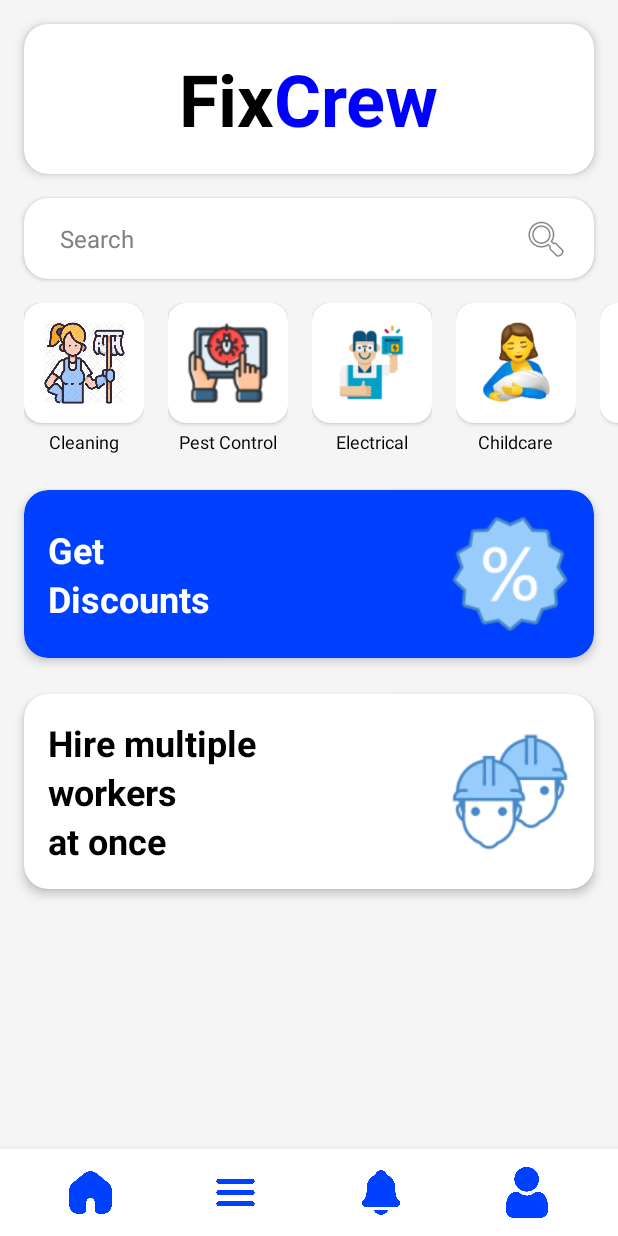
After one commit to dialgolum/FixCrew, an Android app: the HomeActivity screen opened directly, with no data from a screen before it, on a phone screen of 412 x 824 dp. The commit adds this screen. Run offline under Robolectric (Android 15) with nearby library versions, the phone set to English and light mode, and no system bars.

Commit message:
home page done

```diff
--- a/app/src/main/AndroidManifest.xml
+++ b/app/src/main/AndroidManifest.xml
@@ -13,6 +13,9 @@
         android:theme="@style/Theme.FixCrew"
         tools:targetApi="31">
         <activity
+            android:name=".HomeActivity"
+            android:exported="false" />
+        <activity
             android:name=".MainActivity"
             android:exported="true">
             <intent-filter>
--- /dev/null
+++ b/app/src/main/java/com/example/fixcrew/HomeActivity.kt
@@ -0,0 +1,28 @@
+package com.example.fixcrew
+
+import android.graphics.Color
+import android.os.Bundle
+import android.text.Spannable
+import android.text.SpannableString
+import android.text.style.ForegroundColorSpan
+import android.widget.TextView
+import androidx.activity.enableEdgeToEdge
+import androidx.appcompat.app.AppCompatActivity
+import androidx.core.view.ViewCompat
+import androidx.core.view.WindowInsetsCompat
+
+class HomeActivity : AppCompatActivity() {
+    override fun onCreate(savedInstanceState: Bundle?) {
+        super.onCreate(savedInstanceState)
+        enableEdgeToEdge()
+        setContentView(R.layout.activity_home)
+        ViewCompat.setOnApplyWindowInsetsListener(findViewById(R.id.main)) { v, insets ->
+            val systemBars = insets.getInsets(WindowInsetsCompat.Type.systemBars())
+            v.setPadding(systemBars.left, systemBars.top, systemBars.right, systemBars.bottom)
+            insets
+        }
+
+
+
+    }
+}
--- /dev/null
+++ b/app/src/main/res/layout/activity_home.xml
@@ -0,0 +1,491 @@
+<?xml version="1.0" encoding="utf-8"?>
+<androidx.constraintlayout.widget.ConstraintLayout xmlns:android="http://schemas.android.com/apk/res/android"
+    xmlns:app="http://schemas.android.com/apk/res-auto"
+    xmlns:tools="http://schemas.android.com/tools"
+    android:id="@+id/main"
+    android:layout_width="match_parent"
+    android:layout_height="match_parent"
+    android:background="#F5F5F5"
+    tools:context=".HomeActivity">
+
+<!--    Top bar with logo-->
+
+    <androidx.cardview.widget.CardView
+        android:id="@+id/cardViewAppBar"
+        android:layout_width="match_parent"
+        android:layout_height="100dp"
+        android:layout_marginStart="16dp"
+        android:layout_marginTop="16dp"
+        android:layout_marginEnd="16dp"
+        app:cardCornerRadius="16dp"
+        app:cardElevation="4dp"
+        app:layout_constraintEnd_toEndOf="parent"
+        app:layout_constraintStart_toStartOf="parent"
+        app:layout_constraintTop_toTopOf="parent">
+
+        <LinearLayout
+            android:layout_width="wrap_content"
+            android:layout_height="wrap_content"
+            android:layout_gravity="center"
+            android:orientation="horizontal">
+
+            <TextView
+                android:layout_width="wrap_content"
+                android:layout_height="wrap_content"
+                android:layout_gravity="center"
+                android:text="Fix"
+                android:textColor="#000000"
+                android:textSize="48dp"
+                android:textStyle="bold"/>
+            <TextView
+                android:layout_width="wrap_content"
+                android:layout_height="wrap_content"
+                android:layout_gravity="center"
+                android:text="Crew"
+                android:textColor="#0000FF"
+                android:textSize="48dp"
+                android:textStyle="bold"/>
+        </LinearLayout>
+
+    </androidx.cardview.widget.CardView>
+
+<!--    Search Bar-->
+
+    <androidx.cardview.widget.CardView
+        android:id="@+id/cardViewSearch"
+        android:layout_width="match_parent"
+        android:layout_height="wrap_content"
+        android:layout_marginStart="16dp"
+        android:layout_marginTop="16dp"
+        android:layout_marginEnd="16dp"
+        app:cardCornerRadius="16dp"
+        app:cardElevation="2dp"
+        app:layout_constraintEnd_toEndOf="parent"
+        app:layout_constraintStart_toStartOf="parent"
+        app:layout_constraintTop_toBottomOf="@+id/cardViewAppBar">
+
+        <androidx.constraintlayout.widget.ConstraintLayout
+            android:layout_width="match_parent"
+            android:layout_height="match_parent">
+
+            <EditText
+                android:id="@+id/etSearch"
+                android:layout_width="0dp"
+                android:layout_height="wrap_content"
+                android:layout_marginStart="16dp"
+                android:layout_marginTop="8dp"
+                android:layout_marginBottom="8dp"
+                android:background="@null"
+                android:hint="Search"
+                android:inputType="text"
+                android:padding="8dp"
+                android:textColorHint="#808080"
+                android:textSize="16sp"
+                app:layout_constraintBottom_toBottomOf="parent"
+                app:layout_constraintEnd_toStartOf="@+id/imageButtonSearch"
+                app:layout_constraintStart_toStartOf="parent"
+                app:layout_constraintTop_toTopOf="parent"/>
+
+            <ImageButton
+                android:id="@+id/imageButtonSearch"
+                android:layout_width="48dp"
+                android:layout_height="48dp"
+                android:layout_marginEnd="8dp"
+                android:background="?attr/selectableItemBackgroundBorderless"
+                android:contentDescription="Search"
+                android:src="@android:drawable/ic_menu_search"
+                app:layout_constraintBottom_toBottomOf="parent"
+                app:layout_constraintEnd_toEndOf="parent"
+                app:layout_constraintTop_toTopOf="parent"/>
+
+        </androidx.constraintlayout.widget.ConstraintLayout>
+    </androidx.cardview.widget.CardView>
+
+    <!-- Service Categories Horizontal Scroll -->
+
+    <HorizontalScrollView
+        android:id="@+id/horizontalScrollCategories"
+        android:layout_width="match_parent"
+        android:layout_height="wrap_content"
+        android:layout_marginTop="16dp"
+        android:scrollbars="none"
+        app:layout_constraintEnd_toEndOf="parent"
+        app:layout_constraintStart_toStartOf="parent"
+        app:layout_constraintTop_toBottomOf="@+id/cardViewSearch">
+
+        <LinearLayout
+            android:layout_width="wrap_content"
+            android:layout_height="wrap_content"
+            android:orientation="horizontal"
+            android:paddingStart="16dp"
+            android:paddingEnd="16dp">
+
+            <!-- Cleaning Category -->
+
+            <LinearLayout
+                android:id="@+id/categoryCleaningLayout"
+                android:layout_width="wrap_content"
+                android:layout_height="wrap_content"
+                android:layout_marginEnd="16dp"
+                android:gravity="center"
+                android:orientation="vertical">
+
+                <androidx.cardview.widget.CardView
+                    android:layout_width="80dp"
+                    android:layout_height="80dp"
+                    app:cardCornerRadius="12dp"
+                    app:cardElevation="2dp">
+
+                    <ImageView
+                        android:layout_width="match_parent"
+                        android:layout_height="match_parent"
+                        android:padding="12dp"
+                        android:scaleType="fitCenter"
+                        android:src="@drawable/cleaner"
+                        android:contentDescription="Cleaning" />
+
+                </androidx.cardview.widget.CardView>
+
+                <TextView
+                    android:layout_width="wrap_content"
+                    android:layout_height="wrap_content"
+                    android:layout_marginTop="4dp"
+                    android:text="Cleaning"
+                    android:textColor="#000000"
+                    android:textSize="12sp" />
+
+            </LinearLayout>
+
+            <!-- Pest Control Category -->
+
+            <LinearLayout
+                android:id="@+id/categoryPestControlLayout"
+                android:layout_width="wrap_content"
+                android:layout_height="wrap_content"
+                android:layout_marginEnd="16dp"
+                android:gravity="center"
+                android:orientation="vertical">
+
+                <androidx.cardview.widget.CardView
+                    android:layout_width="80dp"
+                    android:layout_height="80dp"
+                    app:cardCornerRadius="12dp"
+                    app:cardElevation="2dp">
+
+                    <ImageView
+                        android:layout_width="match_parent"
+                        android:layout_height="match_parent"
+                        android:padding="12dp"
+                        android:scaleType="fitCenter"
+                        android:src="@drawable/pestcontroll"
+                        android:contentDescription="Pest Control" />
+
+                </androidx.cardview.widget.CardView>
+
+                <TextView
+                    android:layout_width="wrap_content"
+                    android:layout_height="wrap_content"
+                    android:layout_marginTop="4dp"
+                    android:text="Pest Control"
+                    android:textColor="#000000"
+                    android:textSize="12sp" />
+
+            </LinearLayout>
+
+            <!-- Electrical Category -->
+
+            <LinearLayout
+                android:id="@+id/categoryElectricalLayout"
+                android:layout_width="wrap_content"
+                android:layout_height="wrap_content"
+                android:layout_marginEnd="16dp"
+                android:gravity="center"
+                android:orientation="vertical">
+
+                <androidx.cardview.widget.CardView
+                    android:layout_width="80dp"
+                    android:layout_height="80dp"
+                    app:cardCornerRadius="12dp"
+                    app:cardElevation="2dp">
+
+                    <ImageView
+                        android:layout_width="match_parent"
+                        android:layout_height="match_parent"
+                        android:padding="12dp"
+                        android:scaleType="fitCenter"
+                        android:src="@drawable/electrician"
+                        android:contentDescription="Electrical" />
+
+                </androidx.cardview.widget.CardView>
+
+                <TextView
+                    android:layout_width="wrap_content"
+                    android:layout_height="wrap_content"
+                    android:layout_marginTop="4dp"
+                    android:text="Electrical"
+                    android:textColor="#000000"
+                    android:textSize="12sp" />
+
+            </LinearLayout>
+
+            <!-- Childcare Category -->
+
+            <LinearLayout
+                android:id="@+id/categoryChildcareLayout"
+                android:layout_width="wrap_content"
+                android:layout_height="wrap_content"
+                android:layout_marginEnd="16dp"
+                android:gravity="center"
+                android:orientation="vertical">
+
+                <androidx.cardview.widget.CardView
+                    android:layout_width="80dp"
+                    android:layout_height="80dp"
+                    app:cardCornerRadius="12dp"
+                    app:cardElevation="2dp">
+
+                    <ImageView
+                        android:layout_width="match_parent"
+                        android:layout_height="match_parent"
+                        android:padding="12dp"
+                        android:scaleType="fitCenter"
+                        android:src="@drawable/childcare"
+                        android:contentDescription="Childcare" />
+
+                </androidx.cardview.widget.CardView>
+
+                <TextView
+                    android:layout_width="wrap_content"
+                    android:layout_height="wrap_content"
+                    android:layout_marginTop="4dp"
+                    android:text="Childcare"
+                    android:textColor="#000000"
+                    android:textSize="12sp" />
+
+            </LinearLayout>
+
+            <!-- Gardening -->
+
+            <LinearLayout
+                android:id="@+id/categoryGardening"
+                android:layout_width="wrap_content"
+                android:layout_height="wrap_content"
+                android:layout_marginEnd="16dp"
+                android:gravity="center"
+                android:orientation="vertical">
+
+                <androidx.cardview.widget.CardView
+                    android:layout_width="80dp"
+                    android:layout_height="80dp"
+                    app:cardCornerRadius="12dp"
+                    app:cardElevation="2dp">
+
+                    <ImageView
+                        android:layout_width="match_parent"
+                        android:layout_height="match_parent"
+                        android:padding="12dp"
+                        android:scaleType="fitCenter"
+                        android:src="@drawable/gardening"
+                        android:contentDescription="Gardening" />
+
+                </androidx.cardview.widget.CardView>
+
+                <TextView
+                    android:layout_width="wrap_content"
+                    android:layout_height="wrap_content"
+                    android:layout_marginTop="4dp"
+                    android:text="Gardening"
+                    android:textColor="#000000"
+                    android:textSize="12sp" />
+
+            </LinearLayout>
+
+        </LinearLayout>
+
+    </HorizontalScrollView>
+
+    <!-- Earn Points Banner -->
+
+    <androidx.cardview.widget.CardView
+        android:id="@+id/cardViewEarnPoints"
+        android:layout_width="match_parent"
+        android:layout_height="wrap_content"
+        android:layout_marginStart="16dp"
+        android:layout_marginTop="24dp"
+        android:layout_marginEnd="16dp"
+        app:cardBackgroundColor="#0040FF"
+        app:cardCornerRadius="16dp"
+        app:cardElevation="4dp"
+        app:layout_constraintEnd_toEndOf="parent"
+        app:layout_constraintStart_toStartOf="parent"
+        app:layout_constraintTop_toBottomOf="@+id/horizontalScrollCategories" >
+
+        <androidx.constraintlayout.widget.ConstraintLayout
+            android:layout_width="match_parent"
+            android:layout_height="match_parent"
+            android:padding="16dp">
+
+        <LinearLayout
+            android:layout_width="wrap_content"
+            android:layout_height="wrap_content"
+            android:orientation="vertical"
+            app:layout_constraintBottom_toBottomOf="parent"
+            app:layout_constraintStart_toStartOf="parent"
+            app:layout_constraintTop_toTopOf="parent">
+
+            <TextView
+                android:layout_width="wrap_content"
+                android:layout_height="wrap_content"
+                android:text="Get"
+                android:textColor="#FFFFFF"
+                android:textSize="24sp"
+                android:textStyle="bold" />
+
+            <TextView
+                android:layout_width="wrap_content"
+                android:layout_height="wrap_content"
+                android:text="Discounts"
+                android:textColor="#FFFFFF"
+                android:textSize="24sp"
+                android:textStyle="bold" />
+
+        </LinearLayout>
+
+            <ImageView
+                android:layout_width="80dp"
+                android:layout_height="80dp"
+                android:src="@drawable/discount"
+                android:contentDescription="Discount Badge"
+                app:layout_constraintBottom_toBottomOf="parent"
+                app:layout_constraintEnd_toEndOf="parent"
+                app:layout_constraintTop_toTopOf="parent" />
+
+        </androidx.constraintlayout.widget.ConstraintLayout>
+
+    </androidx.cardview.widget.CardView>
+
+    <!-- Hire Multiple Workers Banner -->
+
+    <androidx.cardview.widget.CardView
+        android:id="@+id/cardViewHireMultiple"
+        android:layout_width="match_parent"
+        android:layout_height="wrap_content"
+        android:layout_marginStart="16dp"
+        android:layout_marginTop="24dp"
+        android:layout_marginEnd="16dp"
+        app:cardCornerRadius="16dp"
+        app:cardElevation="4dp"
+        app:layout_constraintEnd_toEndOf="parent"
+        app:layout_constraintStart_toStartOf="parent"
+        app:layout_constraintTop_toBottomOf="@+id/cardViewEarnPoints" >
+
+        <androidx.constraintlayout.widget.ConstraintLayout
+            android:layout_width="match_parent"
+            android:layout_height="wrap_content"
+            android:padding="16dp" >
+
+            <LinearLayout
+                android:layout_width="wrap_content"
+                android:layout_height="wrap_content"
+                android:orientation="vertical"
+                app:layout_constraintBottom_toBottomOf="parent"
+                app:layout_constraintStart_toStartOf="parent"
+                app:layout_constraintTop_toTopOf="parent" >
+
+                <TextView
+                    android:layout_width="wrap_content"
+                    android:layout_height="wrap_content"
+                    android:text="Hire multiple"
+                    android:textColor="#000000"
+                    android:textSize="24sp"
+                    android:textStyle="bold" />
+
+                <TextView
+                    android:layout_width="wrap_content"
+                    android:layout_height="wrap_content"
+                    android:text="workers"
+                    android:textColor="#000000"
+                    android:textSize="24sp"
+                    android:textStyle="bold" />
+
+                <TextView
+                    android:layout_width="wrap_content"
+                    android:layout_height="wrap_content"
+                    android:text="at once"
+                    android:textColor="#000000"
+                    android:textSize="24sp"
+                    android:textStyle="bold" />
+
+            </LinearLayout>
+
+            <ImageView
+                android:layout_width="80dp"
+                android:layout_height="80dp"
+                android:src="@drawable/multipleworkers"
+                app:layout_constraintBottom_toBottomOf="parent"
+                app:layout_constraintEnd_toEndOf="parent"
+                app:layout_constraintTop_toTopOf="parent" />
+
+        </androidx.constraintlayout.widget.ConstraintLayout>
+
+    </androidx.cardview.widget.CardView>
+
+    <!-- Bottom Navigation Bar -->
+
+    <LinearLayout
+        android:id="@+id/bottomNavigationLayout"
+        android:layout_width="match_parent"
+        android:layout_height="wrap_content"
+        android:background="#FFFFFF"
+        android:elevation="8dp"
+        android:orientation="horizontal"
+        android:padding="12dp"
+        app:layout_constraintBottom_toBottomOf="parent" >
+
+        <ImageView
+            android:id="@+id/navHome"
+            android:layout_width="0dp"
+            android:layout_height="34dp"
+            android:layout_weight="1"
+            android:src="@drawable/home"
+            android:contentDescription="Home"
+            android:clickable="true"
+            android:focusable="true"
+            app:tint="#0040FF" />
+
+        <ImageView
+            android:id="@+id/navMenu"
+            android:layout_width="0dp"
+            android:layout_height="34dp"
+            android:layout_weight="1"
+            android:src="@drawable/menu"
+            android:contentDescription="Menu"
+            android:clickable="true"
+            android:focusable="true"
+            app:tint="#0040FF" />
+
+        <ImageView
+            android:id="@+id/navNotifications"
+            android:layout_width="0dp"
+            android:layout_height="34dp"
+            android:layout_weight="1"
+            android:src="@drawable/notification"
+            android:contentDescription="Notifications"
+            android:clickable="true"
+            android:focusable="true"
+            app:tint="#0040FF" />
+
+        <ImageView
+            android:id="@+id/navProfile"
+            android:layout_width="0dp"
+            android:layout_height="34dp"
+            android:layout_weight="1"
+            android:src="@drawable/user"
+            android:contentDescription="Profile"
+            android:clickable="true"
+            android:focusable="true"
+            app:tint="#0040FF" />
+
+    </LinearLayout>
+
+</androidx.constraintlayout.widget.ConstraintLayout>
--- a/app/src/main/res/values/colors.xml
+++ b/app/src/main/res/values/colors.xml
@@ -1,5 +1,11 @@
 <?xml version="1.0" encoding="utf-8"?>
 <resources>
+    <color name="primary">#0040FF</color>
+    <color name="primary_dark">#0030CC</color>
+    <color name="accent">#90CAF9</color>
     <color name="black">#FF000000</color>
     <color name="white">#FFFFFFFF</color>
+    <color name="background">#F5F5F5</color>
+    <color name="text_primary">#212121</color>
+    <color name="text_secondary">#757575</color>
 </resources>
--- /dev/null
+++ b/app/src/main/res/values/styles.xml
@@ -0,0 +1,15 @@
+<?xml version="1.0" encoding="utf-8"?>
+<resources>
+    <!-- Base application theme -->
+    <style name="Theme.CrewFix" parent="Theme.MaterialComponents.Light.NoActionBar">
+        <!-- Primary brand color -->
+        <item name="colorPrimary">@color/primary</item>
+        <item name="colorPrimaryDark">@color/primary_dark</item>
+        <item name="colorAccent">@color/accent</item>
+        <!-- Status bar color -->
+        <item name="android:statusBarColor">@color/white</item>
+        <item name="android:windowLightStatusBar">true</item>
+        <!-- Background color -->
+        <item name="android:windowBackground">@color/background</item>
+    </style>
+</resources>
```
Also changed, not shown: app/src/main/res/drawable/childcare.png (added), app/src/main/res/drawable/cleaner.png (added), app/src/main/res/drawable/discount.png (added), app/src/main/res/drawable/electrician.png (added), app/src/main/res/drawable/gardening.png (added), app/src/main/res/drawable/home.png (added), app/src/main/res/drawable/menu.png (added), app/src/main/res/drawable/multipleworkers.png (added), app/src/main/res/drawable/notification.png (added), app/src/main/res/drawable/pestcontroll.png (added), app/src/main/res/drawable/search.png (added), app/src/main/res/drawable/user.png (added).
